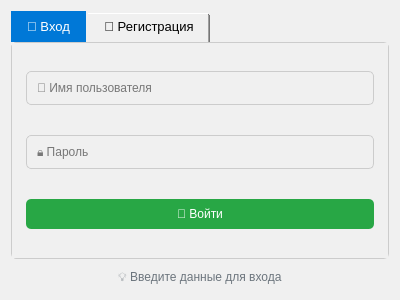
Before: the Qt Designer form ClientChat/loginwindow.ui in em4ty/CorporateChat, drawn with Qt 5.
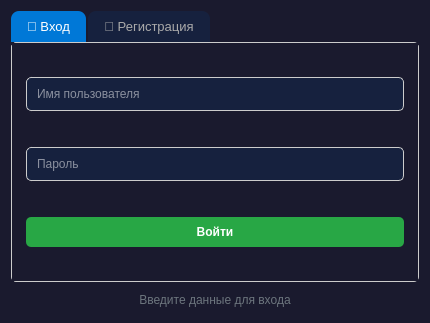
After: the same form once the commit is applied. Icons and pictures are not drawn.

```diff
--- a/ClientChat/loginwindow.ui
+++ b/ClientChat/loginwindow.ui
@@ -6,8 +6,8 @@
    <rect>
     <x>0</x>
     <y>0</y>
-    <width>400</width>
-    <height>300</height>
+    <width>430</width>
+    <height>323</height>
    </rect>
   </property>
   <property name="windowTitle">
@@ -17,8 +17,91 @@
    <iconset theme="dialog-information"/>
   </property>
   <property name="styleSheet">
-   <string notr="true">QWidget {
-    background-color: #f0f0f0;
+   <string notr="true">/* Базовые цвета */
+QWidget {
+    background-color: #1a1a2e;
+    color: #ffffff;
+    font-family: 'Segoe UI', Arial, sans-serif;
+}
+
+/* Кнопки */
+QPushButton {
+    background-color: #9146ff;
+    color: white;
+    border: none;
+    border-radius: 8px;
+    padding: 10px 20px;
+    font-weight: bold;
+}
+QPushButton:hover {
+    background-color: #7a3cdb;
+}
+QPushButton:pressed {
+    background-color: #5a2a8b;
+}
+QPushButton#logoutButton {
+    background-color: #e94560;
+}
+QPushButton#logoutButton:hover {
+    background-color: #c73a54;
+}
+
+/* Поля ввода */
+QLineEdit {
+    background-color: #16213e;
+    border: 1px solid #9146ff;
+    border-radius: 10px;
+    padding: 10px;
+    color: #ffffff;
+}
+QLineEdit:focus {
+    border: 2px solid #b388ff;
+}
+
+/* Вкладки (для окна логина) */
+QTabWidget::pane {
+    border: 1px solid #9146ff;
+    border-radius: 12px;
+    background-color: #0f3460;
+}
+QTabBar::tab {
+    background-color: #16213e;
+    color: #aaaaaa;
+    padding: 10px 20px;
+    border-top-left-radius: 8px;
+    border-top-right-radius: 8px;
+}
+QTabBar::tab:selected {
+    background-color: #9146ff;
+    color: white;
+}
+
+/* Списки (контакты, чат) */
+QListWidget {
+    background-color: #16213e;
+    border: 1px solid #9146ff;
+    border-radius: 12px;
+    padding: 5px;
+}
+QListWidget::item {
+    padding: 8px;
+    border-radius: 6px;
+    color: #dddddd;
+}
+QListWidget::item:selected {
+    background-color: #9146ff;
+    color: white;
+}
+QListWidget::item:hover {
+    background-color: #2a2a4a;
+}
+
+/* Метки (статус, заголовки) */
+QLabel {
+    color: #cccccc;
+}
+QLabel#statusLabel {
+    color: #aaaaaa;
 }</string>
   </property>
   <layout class="QVBoxLayout" name="verticalLayout">
@@ -26,6 +109,7 @@
     <widget class="QTabWidget" name="tabWidget">
      <property name="font">
       <font>
+       <family>Segoe UI</family>
        <pointsize>10</pointsize>
       </font>
      </property>
@@ -51,9 +135,6 @@
       <layout class="QVBoxLayout" name="verticalLayout_2">
        <item>
         <widget class="QLineEdit" name="usernameEdit">
-         <property name="placeholderText">
-          <string>👤 Имя пользователя</string>
-         </property>
          <property name="styleSheet">
           <string notr="true">QLineEdit {
     border: 1px solid #ccc;
@@ -62,16 +143,13 @@
     margin: 5px;
 }</string>
          </property>
+         <property name="placeholderText">
+          <string>Имя пользователя</string>
+         </property>
         </widget>
        </item>
        <item>
         <widget class="QLineEdit" name="passwordEdit">
-         <property name="echoMode">
-          <enum>QLineEdit::Password</enum>
-         </property>
-         <property name="placeholderText">
-          <string>🔒 Пароль</string>
-         </property>
          <property name="styleSheet">
           <string notr="true">QLineEdit {
     border: 1px solid #ccc;
@@ -80,13 +158,22 @@
     margin: 5px;
 }</string>
          </property>
+         <property name="inputMask">
+          <string/>
+         </property>
+         <property name="text">
+          <string/>
+         </property>
+         <property name="echoMode">
+          <enum>QLineEdit::EchoMode::Password</enum>
+         </property>
+         <property name="placeholderText">
+          <string>Пароль</string>
+         </property>
         </widget>
        </item>
        <item>
         <widget class="QPushButton" name="loginButton">
-         <property name="text">
-          <string>🚀 Войти</string>
-         </property>
          <property name="styleSheet">
           <string notr="true">QPushButton {
     background-color: #28a745;
@@ -100,6 +187,9 @@
     background-color: #218838;
 }</string>
          </property>
+         <property name="text">
+          <string>Войти</string>
+         </property>
         </widget>
        </item>
       </layout>
@@ -188,21 +278,22 @@
     <widget class="QLabel" name="statusLabel">
      <property name="font">
       <font>
+       <family>Segoe UI</family>
        <pointsize>9</pointsize>
       </font>
      </property>
-     <property name="text">
-      <string>💡 Введите данные для входа</string>
-     </property>
-     <property name="alignment">
-      <set>Qt::AlignCenter</set>
-     </property>
      <property name="styleSheet">
       <string notr="true">QLabel {
     color: #6c757d;
     padding: 5px;
 }</string>
      </property>
+     <property name="text">
+      <string>Введите данные для входа</string>
+     </property>
+     <property name="alignment">
+      <set>Qt::AlignmentFlag::AlignCenter</set>
+     </property>
     </widget>
    </item>
   </layout>
```
Left out of the diff: 41 changed lines with no effect on the pictures.
